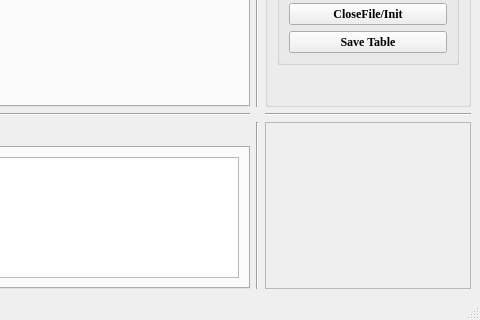
The window that Radar_UDP.ui (CruzeOliver/FMCW-Radar-GUI) describes before a commit, drawn with Qt 5; both pictures show x 463 to 943 and y 457 to 777 of the 943 by 777 pixel window.
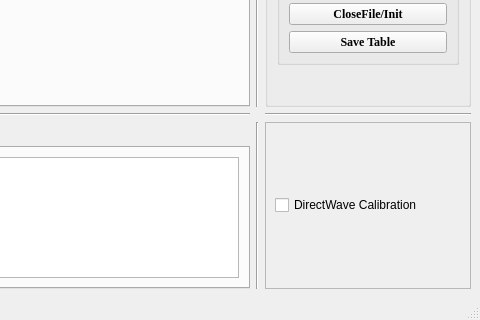
The same window after the commit.

Commit message: add a  checkbox for test that whether use calibration by directwave or not

Patch:
```diff
--- a/Radar_UDP.ui
+++ b/Radar_UDP.ui
@@ -499,7 +499,15 @@
       <property name="frameShadow">
        <enum>QFrame::Raised</enum>
       </property>
-      <layout class="QHBoxLayout" name="horizontalLayout_6"/>
+      <layout class="QHBoxLayout" name="horizontalLayout_6">
+       <item>
+        <widget class="QCheckBox" name="checkBox_directwave">
+         <property name="text">
+          <string>DirectWave Calibration</string>
+         </property>
+        </widget>
+       </item>
+      </layout>
      </widget>
     </item>
     <item row="0" column="0">
```
The commit also changes 1 other file.
